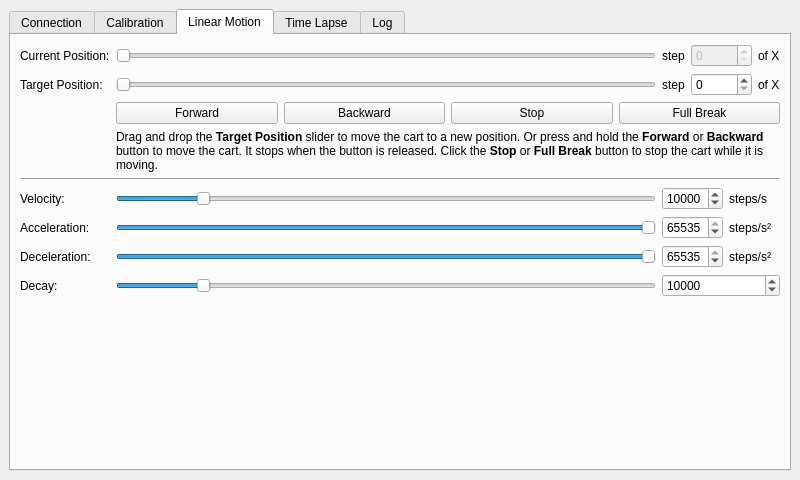
Qt form demo/starter_kit_camera_slider_demo/ui/mainwindow.ui (Tinkerforge/camera-slider) before a commit.
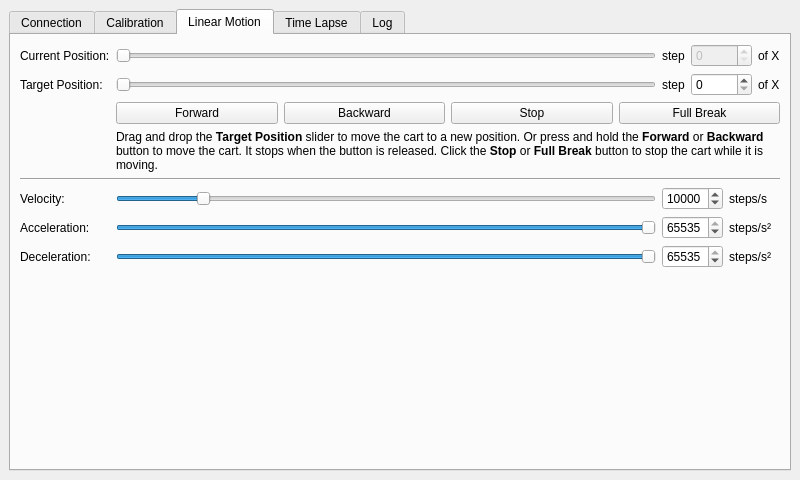
The same form after that commit. The open tabs and pages were chosen to show the change.

Commit message: demo: Enable sync rect and use a fixed decay of 10000

Diff of the .ui file:
```diff
--- a/demo/starter_kit_camera_slider_demo/ui/mainwindow.ui
+++ b/demo/starter_kit_camera_slider_demo/ui/mainwindow.ui
@@ -591,42 +591,6 @@
             </property>
            </widget>
           </item>
-          <item row="8" column="1">
-           <widget class="QSlider" name="slider_decay">
-            <property name="maximum">
-             <number>65535</number>
-            </property>
-            <property name="singleStep">
-             <number>0</number>
-            </property>
-            <property name="pageStep">
-             <number>0</number>
-            </property>
-            <property name="value">
-             <number>10000</number>
-            </property>
-            <property name="orientation">
-             <enum>Qt::Horizontal</enum>
-            </property>
-           </widget>
-          </item>
-          <item row="8" column="2">
-           <widget class="QSpinBox" name="spin_decay">
-            <property name="maximum">
-             <number>65535</number>
-            </property>
-            <property name="value">
-             <number>10000</number>
-            </property>
-           </widget>
-          </item>
-          <item row="8" column="0">
-           <widget class="QLabel" name="label_decay_title">
-            <property name="text">
-             <string>Decay:</string>
-            </property>
-           </widget>
-          </item>
          </layout>
         </item>
         <item>
```
Left out of the diff: 2 changed lines with no effect on the pictures. The commit also changes 1 other file.
